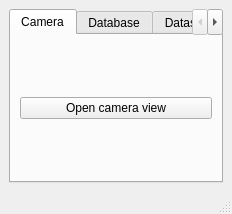
Above: Rozpoznawanie twarzy sqlite/AppGUI.ui from pako911/Rozpoznawanie_twarzy_i_sledzenie_ruchu before the change. Below: the same form after it.
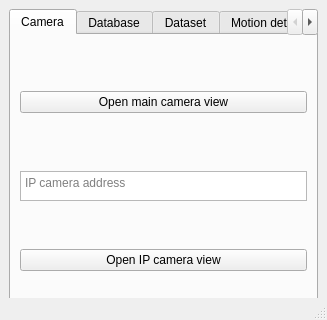
That is the form after the change. The open tabs and pages were chosen to show the change.

Patch:
```diff
--- a/Rozpoznawanie twarzy sqlite/AppGUI.ui
+++ b/Rozpoznawanie twarzy sqlite/AppGUI.ui
@@ -6,19 +6,40 @@
    <rect>
     <x>0</x>
     <y>0</y>
-    <width>232</width>
-    <height>159</height>
+    <width>327</width>
+    <height>320</height>
    </rect>
   </property>
+  <property name="minimumSize">
+   <size>
+    <width>320</width>
+    <height>320</height>
+   </size>
+  </property>
   <property name="windowTitle">
    <string>MainWindow</string>
   </property>
   <widget class="QWidget" name="centralwidget">
-   <layout class="QHBoxLayout" name="horizontalLayout">
+   <layout class="QVBoxLayout" name="verticalLayout_5">
     <item>
      <layout class="QVBoxLayout" name="verticalLayout">
       <item>
        <widget class="QTabWidget" name="tabWidget">
+        <property name="enabled">
+         <bool>true</bool>
+        </property>
+        <property name="sizePolicy">
+         <sizepolicy hsizetype="Minimum" vsizetype="Minimum">
+          <horstretch>0</horstretch>
+          <verstretch>0</verstretch>
+         </sizepolicy>
+        </property>
+        <property name="minimumSize">
+         <size>
+          <width>200</width>
+          <height>320</height>
+         </size>
+        </property>
         <property name="currentIndex">
          <number>1</number>
         </property>
@@ -26,11 +47,37 @@
          <attribute name="title">
           <string>Camera</string>
          </attribute>
-         <layout class="QHBoxLayout" name="horizontalLayout_2">
+         <layout class="QVBoxLayout" name="verticalLayout_6">
           <item>
            <widget class="QPushButton" name="pushButton">
             <property name="text">
-             <string>Open camera view</string>
+             <string>Open main camera view</string>
+            </property>
+           </widget>
+          </item>
+          <item>
+           <widget class="QTextEdit" name="ipCameraAddress">
+            <property name="minimumSize">
+             <size>
+              <width>0</width>
+              <height>30</height>
+             </size>
+            </property>
+            <property name="maximumSize">
+             <size>
+              <width>16777215</width>
+              <height>20</height>
+             </size>
+            </property>
+            <property name="placeholderText">
+             <string>IP camera address</string>
+            </property>
+           </widget>
+          </item>
+          <item>
+           <widget class="QPushButton" name="ipCameraButton">
+            <property name="text">
+             <string>Open IP camera view</string>
             </property>
            </widget>
           </item>
```
Left out of the diff: 2 changed lines with no effect on the pictures.
